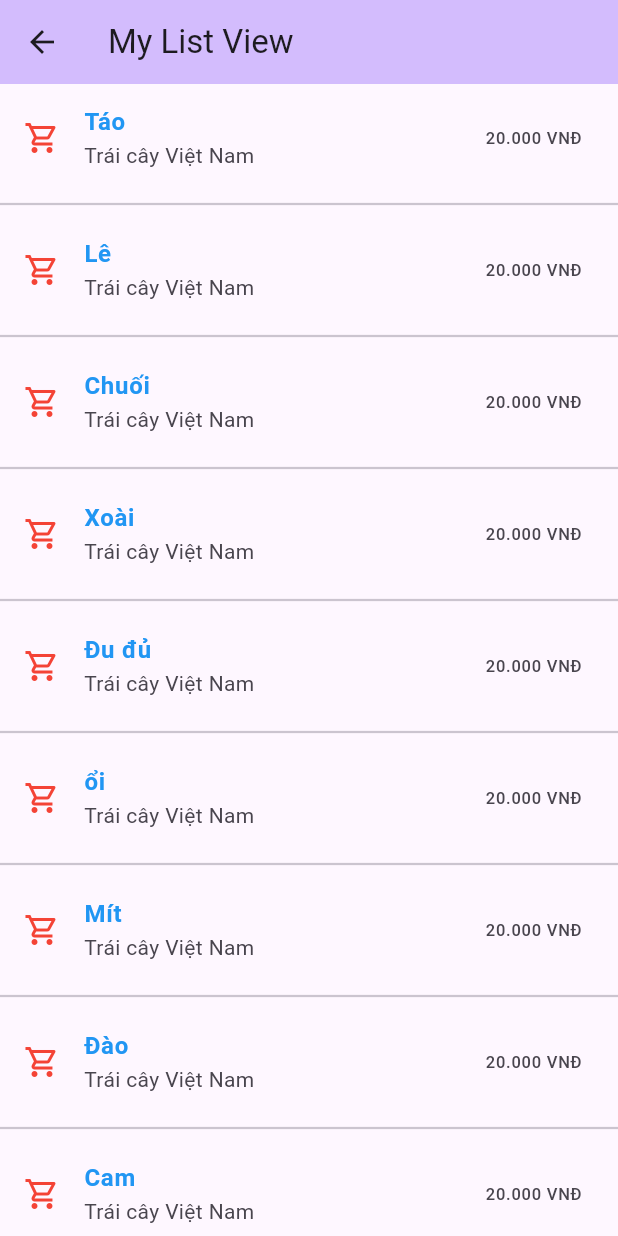
After one commit to litletree/Mobile_App, a Flutter app: the screen it shows after launch, after a tap on "My List View", on a phone screen of 412 x 824 dp. The commit adds this screen. Run offline on Flutter 3.47's test engine with Material 3 defaults, Android fonts, the phone set to English and light mode, and no system bars.

Commit message:
Update List_View, Routing

```diff
--- /dev/null
+++ b/lib/list_view/list_view.dart
@@ -0,0 +1,34 @@
+import 'dart:math';
+import 'package:flutter/material.dart';
+
+List<String> sps = [
+  "Táo", "Lê", "Chuối", "Xoài", "Đu đủ", "ổi", "Mít", "Đào", "Cam", "Mận",
+  "Chanh", "Sầu Riêng", "Dừa", "Bưởi"
+];
+
+class PageListView extends StatelessWidget {
+  const PageListView({super.key});
+
+  @override
+  Widget build(BuildContext context) {
+    return Scaffold(
+      appBar: AppBar(
+        title: Text("My List View"),
+        backgroundColor: Theme.of(context).colorScheme.inversePrimary,
+      ),
+      body: ListView.separated(
+          itemBuilder: (context, index) => ListTile(
+            leading: Icon(Icons.shopping_cart_outlined,
+            color: Colors.red,),
+            title: Text("${sps[index]}", style: TextStyle(color:
+            Colors.blue, fontWeight: FontWeight.bold),),
+            subtitle: Text("Trái cây Việt Nam"),
+            trailing: Text("${Random().nextInt(100)}.000 VNĐ"),
+          ),
+          separatorBuilder:  (context, index) => Divider(
+            thickness: 1.5,),
+          itemCount: sps.length,
+      ),
+    );
+  }
+}
--- a/lib/main.dart
+++ b/lib/main.dart
@@ -1,5 +1,7 @@
 import 'package:flutter/material.dart';
 import 'package:phuchung_63130476/page_home.dart';
+import 'package:phuchung_63130476/list_view/list_view.dart';
+import 'package:phuchung_63130476/routing/my_route.dart';
 
 void main() {
   runApp(const MyApp());
--- a/lib/page_home.dart
+++ b/lib/page_home.dart
@@ -1,6 +1,8 @@
 import 'package:flutter/material.dart';
+import 'package:phuchung_63130476/list_view/list_view.dart';
 import 'package:phuchung_63130476/page_profile.dart';
 import 'package:phuchung_63130476/page_test.dart';
+import 'package:phuchung_63130476/routing/my_route.dart';
 
 class PageHome extends StatelessWidget {
   const PageHome({super.key});
@@ -20,6 +22,10 @@ class PageHome extends StatelessWidget {
               _buildButton(context, lable: "My Profile", destination: MyProfile()),
               SizedBox(height: 10),
               _buildButton(context, lable: "My Test", destination: MyTest()),
+              SizedBox(height: 10,),
+              _buildButton(context, lable: "My List View", destination: PageListView()),
+              SizedBox(height: 10,),
+              _buildButton(context, lable: "My First Page", destination: FirstPage()),
             ],
           ),
         ),
--- a/lib/page_test.dart
+++ b/lib/page_test.dart
@@ -19,6 +19,7 @@ class _MyTestState extends State<MyTest> {
       body: SingleChildScrollView(
         child: Padding(
           padding: const EdgeInsets.all(30),
+
         ),
       ),
     );
--- a/pubspec.yaml
+++ b/pubspec.yaml
@@ -61,6 +61,7 @@ flutter:
   # To add assets to your application, add an assets section, like this:
   assets:
       - assets/images/Malenia.jpg
+      - assets/images/Ranni.jpg
   #   - images/a_dot_burr.jpeg
   #   - images/a_dot_ham.jpeg
 
```
Also changed, not shown: lib/routing/my_route.dart (added, +71 -0 lines), lib/list_view/page_list_view.dart (added), 1 other file.
